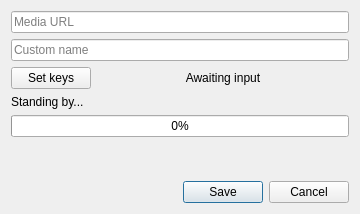
Before: the Qt Designer form ui/layouts/YoutubeDialog.ui in IMatynia/epicki-soundboard-v3, drawn with Qt 5.
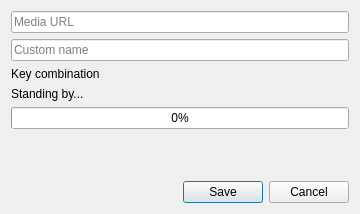
After: the same form once the commit is applied.

Patch:
```diff
--- a/ui/layouts/YoutubeDialog.ui
+++ b/ui/layouts/YoutubeDialog.ui
@@ -35,26 +35,19 @@
      </item>
      <item>
       <layout class="QHBoxLayout" name="horizontalLayout_2">
-       <item>
-        <widget class="QPushButton" name="bScanKeys">
-         <property name="text">
-          <string>Set keys</string>
-         </property>
-        </widget>
-       </item>
        <item>
         <widget class="QLabel" name="lKeys">
          <property name="sizePolicy">
-          <sizepolicy hsizetype="MinimumExpanding" vsizetype="Preferred">
+          <sizepolicy hsizetype="Preferred" vsizetype="Preferred">
            <horstretch>0</horstretch>
            <verstretch>0</verstretch>
           </sizepolicy>
          </property>
          <property name="text">
-          <string>Awaiting input</string>
+          <string>Key combination</string>
          </property>
          <property name="alignment">
-          <set>Qt::AlignCenter</set>
+          <set>Qt::AlignLeading|Qt::AlignLeft|Qt::AlignVCenter</set>
          </property>
         </widget>
        </item>
```
Left out of the diff: 3 changed lines with no effect on the pictures.
